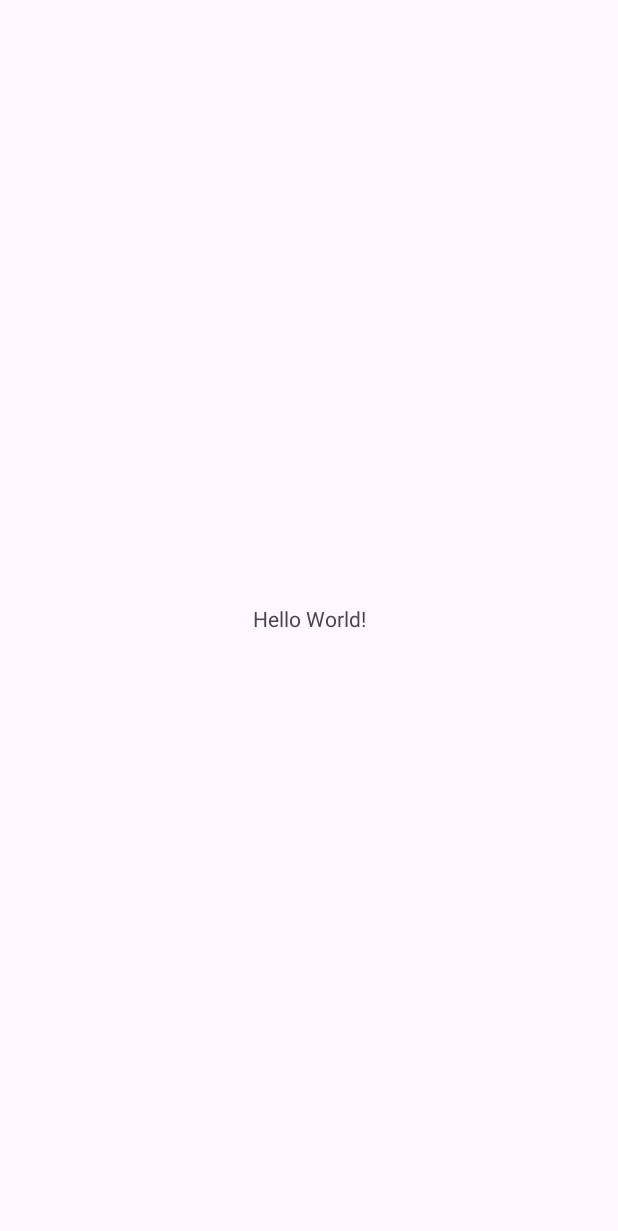
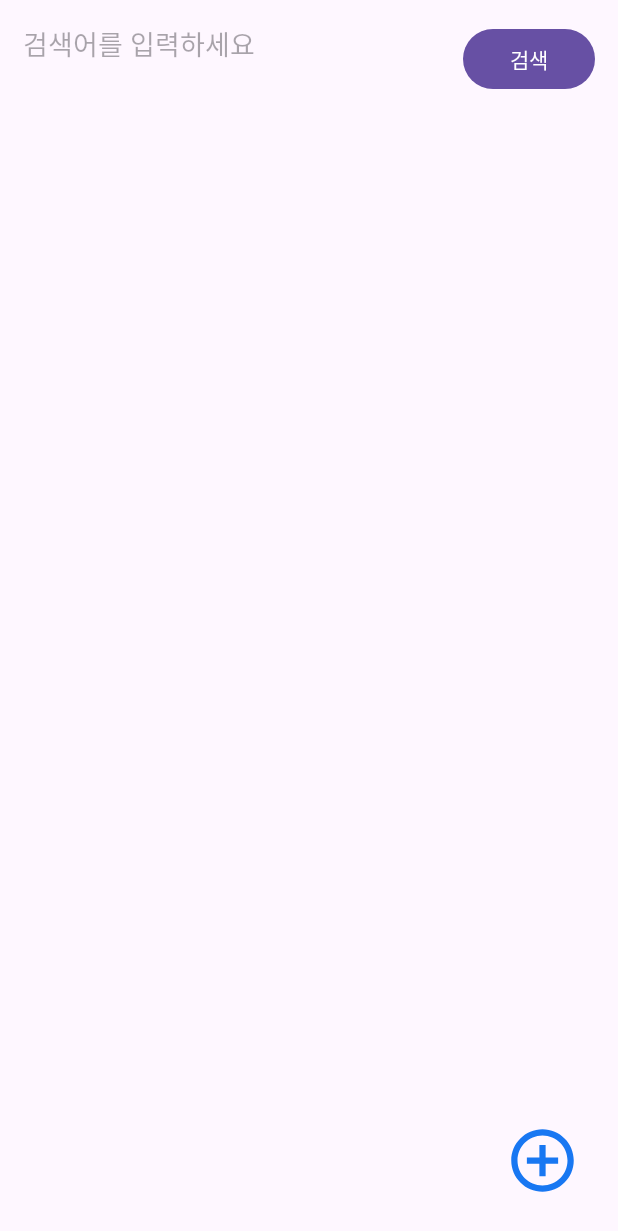
Before and after one commit to hyeonseongkang/Diary, an Android app: the screen it shows after launch (MainActivity), on a phone screen of 412 x 824 dp. Before the commit the part shown is almost empty. Shown: the top 1231 px of the screen. Run offline under Robolectric (Android 15) with nearby library versions, the phone set to English and light mode, and no system bars.

Commit message:
feat: 메인 layout

```diff
--- a/app/src/main/AndroidManifest.xml
+++ b/app/src/main/AndroidManifest.xml
@@ -1,6 +1,6 @@
 <?xml version="1.0" encoding="utf-8"?>
 <manifest xmlns:android="http://schemas.android.com/apk/res/android"
-    xmlns:tools="http://schemas.android.com/tools">
+    xmlns:tools="http://schemas.android.com/tools" >
 
     <application
         android:allowBackup="true"
@@ -11,10 +11,10 @@
         android:roundIcon="@mipmap/ic_launcher_round"
         android:supportsRtl="true"
         android:theme="@style/Theme.Diary"
-        tools:targetApi="31">
+        tools:targetApi="31" >
         <activity
             android:name=".MainActivity"
-            android:exported="true">
+            android:exported="true" >
             <intent-filter>
                 <action android:name="android.intent.action.MAIN" />
 
--- /dev/null
+++ b/app/src/main/res/drawable/ic_diary_add_button.xml
@@ -0,0 +1,5 @@
+<vector android:height="24dp" android:tint="#000000"
+    android:viewportHeight="24" android:viewportWidth="24"
+    android:width="24dp" xmlns:android="http://schemas.android.com/apk/res/android">
+    <path android:fillColor="@android:color/white" android:pathData="M13,7h-2v4L7,11v2h4v4h2v-4h4v-2h-4L13,7zM12,2C6.48,2 2,6.48 2,12s4.48,10 10,10 10,-4.48 10,-10S17.52,2 12,2zM12,20c-4.41,0 -8,-3.59 -8,-8s3.59,-8 8,-8 8,3.59 8,8 -3.59,8 -8,8z"/>
+</vector>
--- a/app/src/main/res/layout/activity_main.xml
+++ b/app/src/main/res/layout/activity_main.xml
@@ -1,18 +1,52 @@
 <?xml version="1.0" encoding="utf-8"?>
-<androidx.constraintlayout.widget.ConstraintLayout xmlns:android="http://schemas.android.com/apk/res/android"
+<androidx.constraintlayout.widget.ConstraintLayout
+    xmlns:android="http://schemas.android.com/apk/res/android"
+    xmlns:tools="http://schemas.android.com/tools"
     xmlns:app="http://schemas.android.com/apk/res-auto"
-    xmlns:tools="http://schemas.android.com/tools"
     android:layout_width="match_parent"
     android:layout_height="match_parent"
-    tools:context=".MainActivity">
+    tools:context=".MainActivity"
+    android:padding="15dp">
 
-    <TextView
-        android:layout_width="wrap_content"
+    <!-- EditText -->
+
+    <!-- Button -->
+
+    <EditText
+        android:id="@+id/et_input"
+        android:layout_width="0dp"
         android:layout_height="wrap_content"
-        android:text="Hello World!"
-        app:layout_constraintBottom_toBottomOf="parent"
-        app:layout_constraintEnd_toEndOf="parent"
+        android:background="@null"
+        android:hint="@string/input_search_word"
+        app:layout_constraintEnd_toStartOf="@+id/btn_search"
+        app:layout_constraintHorizontal_bias="1.0"
         app:layout_constraintStart_toStartOf="parent"
         app:layout_constraintTop_toTopOf="parent" />
 
+    <Button
+        android:id="@+id/btn_search"
+        android:layout_width="wrap_content"
+        android:layout_height="wrap_content"
+        android:text="@string/search"
+        app:layout_constraintEnd_toEndOf="parent"
+        app:layout_constraintTop_toTopOf="parent" />
+
+
+    <androidx.recyclerview.widget.RecyclerView
+        android:id="@+id/rv_diary"
+        android:layout_width="match_parent"
+        android:layout_height="match_parent"
+        android:layout_marginTop="40dp"
+        app:layout_constraintTop_toBottomOf="@+id/et_input" />
+
+    <ImageView
+        android:layout_width="50dp"
+        android:layout_height="50dp"
+        android:src="@drawable/ic_diary_add_button"
+        android:layout_marginEnd="10dp"
+        android:layout_marginBottom="10dp"
+        app:layout_constraintEnd_toEndOf="parent"
+        app:layout_constraintBottom_toBottomOf="parent"
+        app:tint="@color/face_book" />
+
 </androidx.constraintlayout.widget.ConstraintLayout>
--- a/app/src/main/res/values/colors.xml
+++ b/app/src/main/res/values/colors.xml
@@ -2,4 +2,5 @@
 <resources>
     <color name="black">#FF000000</color>
     <color name="white">#FFFFFFFF</color>
+    <color name="face_book">#1877F2</color>
 </resources>
--- a/app/src/main/res/values/strings.xml
+++ b/app/src/main/res/values/strings.xml
@@ -1,3 +1,5 @@
 <resources>
     <string name="app_name">Diary</string>
+    <string name="input_search_word">검색어를 입력하세요</string>
+    <string name="search">검색</string>
 </resources>
```
